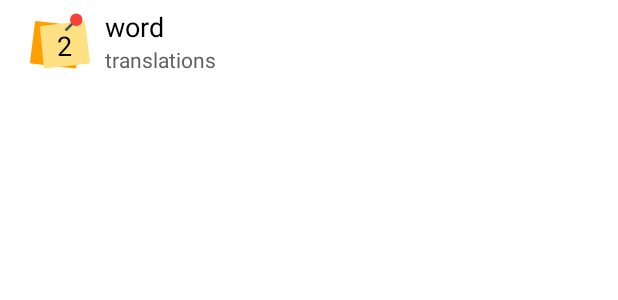
After one commit to alexyndrik/SkyengTest, an Android app: the layout list_words_item.xml on its own in the app's theme, with its tools: preview values and no code run, on a phone screen of 412 x 824 dp. The commit adds this screen. Shown: the top 300 px of the screen. Run offline under Robolectric (Android 15) with nearby library versions, the phone set to English and light mode, and no system bars.

Commit message:
search words activity

```diff
--- /dev/null
+++ b/app/src/main/res/drawable/ic_note.xml
@@ -0,0 +1,18 @@
+<vector xmlns:android="http://schemas.android.com/apk/res/android"
+    android:width="512.092dp"
+    android:height="512.092dp"
+    android:viewportWidth="512.092"
+    android:viewportHeight="512.092">
+  <path
+      android:pathData="M396.784,446.553L266.011,115.886c-1.446,-3.641 -4.771,-6.196 -8.661,-6.656L54.683,85.38c-5.752,-0.808 -11.07,3.2 -11.878,8.952c-0.018,0.13 -0.034,0.261 -0.048,0.392L0.091,436.057c-0.763,5.841 3.353,11.196 9.194,11.959c0.085,0.011 0.171,0.021 0.256,0.03l373.333,42.667h1.216c5.521,0.024 10.148,-4.168 10.667,-9.664l2.773,-29.589C397.672,449.788 397.416,448.107 396.784,446.553z"
+      android:fillColor="#FFA000"/>
+  <path
+      android:pathData="M469.424,94.724c-0.684,-5.851 -5.983,-10.04 -11.834,-9.355c-0.031,0.004 -0.061,0.007 -0.092,0.011l-91.733,10.795L94.832,128.046c-5.801,0.659 -9.994,5.86 -9.408,11.669l32,341.333c0.519,5.496 5.146,9.688 10.667,9.664h1.216l373.333,-42.667c5.853,-0.671 10.053,-5.96 9.382,-11.813c-0.005,-0.045 -0.01,-0.089 -0.016,-0.134L469.424,94.724z"
+      android:fillColor="#FFE082"/>
+  <path
+      android:pathData="M309.424,170.713c-5.891,0.011 -10.675,-4.757 -10.686,-10.648c-0.005,-2.84 1.123,-5.565 3.134,-7.571l53.333,-53.333c4.093,-4.237 10.845,-4.355 15.083,-0.262c4.237,4.093 4.354,10.845 0.262,15.083c-0.086,0.089 -0.173,0.176 -0.262,0.262l-53.333,53.333C314.96,169.579 312.251,170.707 309.424,170.713z"
+      android:fillColor="#455A64"/>
+  <path
+      android:pathData="M394.758,74.713m-53.333,0a53.333,53.333 0,1 1,106.666 0a53.333,53.333 0,1 1,-106.666 0"
+      android:fillColor="#F44336"/>
+</vector>
--- /dev/null
+++ b/app/src/main/res/drawable/scrollbar.xml
@@ -0,0 +1,5 @@
+<?xml version="1.0" encoding="utf-8"?>
+<shape xmlns:android="http://schemas.android.com/apk/res/android">
+    <solid android:color="@color/grey_100"/>
+    <corners android:radius="6dp" />
+</shape>
--- /dev/null
+++ b/app/src/main/res/layout/list_words_item.xml
@@ -0,0 +1,55 @@
+<?xml version="1.0" encoding="utf-8"?>
+<androidx.constraintlayout.widget.ConstraintLayout
+    xmlns:android="http://schemas.android.com/apk/res/android"
+    xmlns:app="http://schemas.android.com/apk/res-auto"
+    android:layout_width="match_parent"
+    android:layout_height="wrap_content"
+    android:paddingVertical="5dp"
+    android:paddingHorizontal="@dimen/default_horizontal_padding">
+
+    <ImageView
+        android:id="@+id/count_icon"
+        android:layout_width="@dimen/count_icon_size"
+        android:layout_height="@dimen/count_icon_size"
+        android:src="@drawable/ic_note"
+        app:layout_constraintTop_toTopOf="parent"
+        app:layout_constraintLeft_toLeftOf="parent"
+        app:layout_constraintRight_toLeftOf="@id/word"
+        app:layout_constraintBottom_toBottomOf="parent"
+        android:layout_marginHorizontal="10dp"/>
+
+    <TextView
+        android:id="@+id/meanings_cnt"
+        android:layout_width="wrap_content"
+        android:layout_height="wrap_content"
+        app:layout_constraintTop_toTopOf="@id/count_icon"
+        app:layout_constraintLeft_toLeftOf="@id/count_icon"
+        app:layout_constraintRight_toRightOf="@id/count_icon"
+        app:layout_constraintBottom_toBottomOf="@id/count_icon"
+        android:layout_marginStart="5dp"
+        android:layout_marginTop="5dp"
+        style="@style/Title"
+        android:text="2"/>
+
+    <TextView
+        android:id="@+id/word"
+        android:layout_width="0dp"
+        android:layout_height="wrap_content"
+        app:layout_constraintTop_toTopOf="parent"
+        app:layout_constraintLeft_toRightOf="@id/count_icon"
+        app:layout_constraintRight_toRightOf="parent"
+        style="@style/Title"
+        android:text="word"/>
+
+    <TextView
+        android:id="@+id/meanings"
+        android:layout_width="0dp"
+        android:layout_height="wrap_content"
+        app:layout_constraintTop_toBottomOf="@id/word"
+        app:layout_constraintLeft_toLeftOf="@id/word"
+        app:layout_constraintRight_toRightOf="parent"
+        android:singleLine="true"
+        style="@style/Description"
+        android:text="translations"/>
+
+</androidx.constraintlayout.widget.ConstraintLayout>
--- a/app/src/main/res/values-night/themes.xml
+++ /dev/null
@@ -1,16 +0,0 @@
-<resources xmlns:tools="http://schemas.android.com/tools">
-    <!-- Base application theme. -->
-    <style name="Theme.SkyengTest" parent="Theme.MaterialComponents.DayNight.NoActionBar">
-        <!-- Primary brand color. -->
-        <item name="colorPrimary">@color/purple_200</item>
-        <item name="colorPrimaryVariant">@color/purple_700</item>
-        <item name="colorOnPrimary">@color/black</item>
-        <!-- Secondary brand color. -->
-        <item name="colorSecondary">@color/teal_200</item>
-        <item name="colorSecondaryVariant">@color/teal_200</item>
-        <item name="colorOnSecondary">@color/black</item>
-        <!-- Status bar color. -->
-        <item name="android:statusBarColor" tools:targetApi="l">?attr/colorPrimaryVariant</item>
-        <!-- Customize your theme here. -->
-    </style>
-</resources>
--- a/app/src/main/res/values/colors.xml
+++ b/app/src/main/res/values/colors.xml
@@ -1,10 +1,17 @@
 <?xml version="1.0" encoding="utf-8"?>
 <resources>
-    <color name="purple_200">#FFBB86FC</color>
-    <color name="purple_500">#FF6200EE</color>
-    <color name="purple_700">#FF3700B3</color>
-    <color name="teal_200">#FF03DAC5</color>
-    <color name="teal_700">#FF018786</color>
+    <color name="colorPrimary">#FF3F51B5</color>
+    <color name="colorPrimaryVariant">@color/white</color>
+    <color name="colorOnPrimary">@color/white</color>
+
+    <color name="colorSecondary">#FFF44336</color>
+    <color name="colorSecondaryVariant">@color/black</color>
+    <color name="colorOnSecondary">@color/black</color>
+
     <color name="black">#FF000000</color>
     <color name="white">#FFFFFFFF</color>
+
+    <color name="grey_100">#FFF5F5F5</color>
+    <color name="grey_700">#FF616161</color>
+
 </resources>
--- /dev/null
+++ b/app/src/main/res/values/dimens.xml
@@ -0,0 +1,16 @@
+<?xml version="1.0" encoding="utf-8"?>
+<resources>
+
+    <dimen name="default_horizontal_padding">10dp</dimen>
+    <dimen name="default_vertical_padding">10dp</dimen>
+
+    <dimen name="search_corner_radius">20dp</dimen>
+
+    <dimen name="title_text_size">18sp</dimen>
+    <dimen name="description_text_size">14sp</dimen>
+
+    <dimen name="count_icon_size">40dp</dimen>
+    <dimen name="search_icon_size">60dp</dimen>
+    <dimen name="scrollbar_size">8dp</dimen>
+
+</resources>
--- a/app/src/main/res/values/strings.xml
+++ b/app/src/main/res/values/strings.xml
@@ -1,3 +1,7 @@
 <resources>
-    <string name="app_name">SkyengTest</string>
+    <string name="app_name">Skyeng Test</string>
+
+    <string name="word_search">Word search</string>
+    <string name="no_words_found">No words found</string>
+
 </resources>
--- a/app/src/main/res/values/themes.xml
+++ b/app/src/main/res/values/themes.xml
@@ -1,16 +1,48 @@
 <resources xmlns:tools="http://schemas.android.com/tools">
     <!-- Base application theme. -->
     <style name="Theme.SkyengTest" parent="Theme.MaterialComponents.DayNight.NoActionBar">
+
         <!-- Primary brand color. -->
-        <item name="colorPrimary">@color/purple_500</item>
-        <item name="colorPrimaryVariant">@color/purple_700</item>
-        <item name="colorOnPrimary">@color/white</item>
+        <item name="colorPrimary">@color/colorPrimary</item>
+        <item name="colorPrimaryVariant">@color/colorPrimaryVariant</item>
+        <item name="colorOnPrimary">@color/colorOnPrimary</item>
+
         <!-- Secondary brand color. -->
-        <item name="colorSecondary">@color/teal_200</item>
-        <item name="colorSecondaryVariant">@color/teal_700</item>
-        <item name="colorOnSecondary">@color/black</item>
+        <item name="colorSecondary">@color/colorSecondary</item>
+        <item name="colorSecondaryVariant">@color/colorSecondaryVariant</item>
+        <item name="colorOnSecondary">@color/colorOnSecondary</item>
+
         <!-- Status bar color. -->
         <item name="android:statusBarColor" tools:targetApi="l">?attr/colorPrimaryVariant</item>
-        <!-- Customize your theme here. -->
+        <item name="android:windowLightStatusBar" tools:targetApi="m">true</item>
+
+        <item name="android:forceDarkAllowed" tools:targetApi="q">false</item>
+
     </style>
+
+    <style name="Title">
+        <item name="android:textColor">@color/black</item>
+        <item name="android:textSize">@dimen/title_text_size</item>
+    </style>
+
+    <style name="Description">
+        <item name="android:textColor">@color/grey_700</item>
+        <item name="android:textSize">@dimen/description_text_size</item>
+    </style>
+
+    <style name="CardView.Search" parent="Widget.MaterialComponents.CardView">
+        <item name="cardElevation">0dp</item>
+        <item name="cardBackgroundColor">@color/grey_100</item>
+        <item name="cardCornerRadius">@dimen/search_corner_radius</item>
+    </style>
+
+    <style name="RecyclerViewerDefault">
+        <item name="android:paddingTop">@dimen/default_vertical_padding</item>
+        <item name="android:paddingBottom">@dimen/default_vertical_padding</item>
+        <item name="android:scrollbars">vertical</item>
+        <item name="android:scrollbarThumbVertical">@drawable/scrollbar</item>
+        <item name="android:scrollbarSize">@dimen/scrollbar_size</item>
+        <item name="android:clipToPadding">false</item>
+    </style>
+
 </resources>
```
Also changed, not shown: app/src/main/java/com/alexyndrik/skyengtest/ui/base/BaseActivity.kt (+11 -2 lines), app/src/main/java/com/alexyndrik/skyengtest/ui/search/SearchWordsActivity.kt (+39 -1 lines), app/src/main/java/com/alexyndrik/skyengtest/ui/search/SearchWordsAdapter.kt (added, +34 -0 lines), app/src/main/java/com/alexyndrik/skyengtest/ui/search/SearchWordsContract.kt (+1 -8 lines), app/src/main/java/com/alexyndrik/skyengtest/ui/search/SearchWordsPresenter.kt (+1 -16 lines), app/src/main/res/drawable/ic_search.xml (added, +30 -0 lines), app/src/main/res/layout/activity_search_words.xml (+63 -1 lines), app/src/main/res/layout/view_progress_bar.xml (added, +14 -0 lines).
